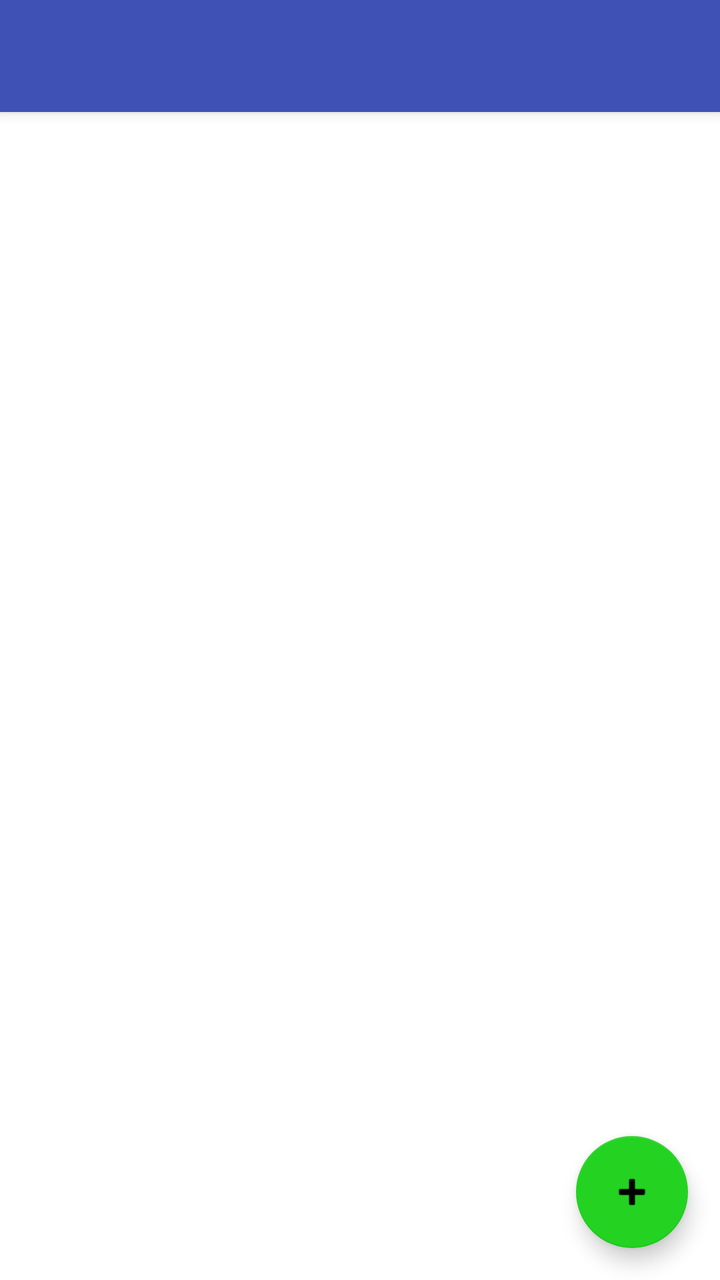
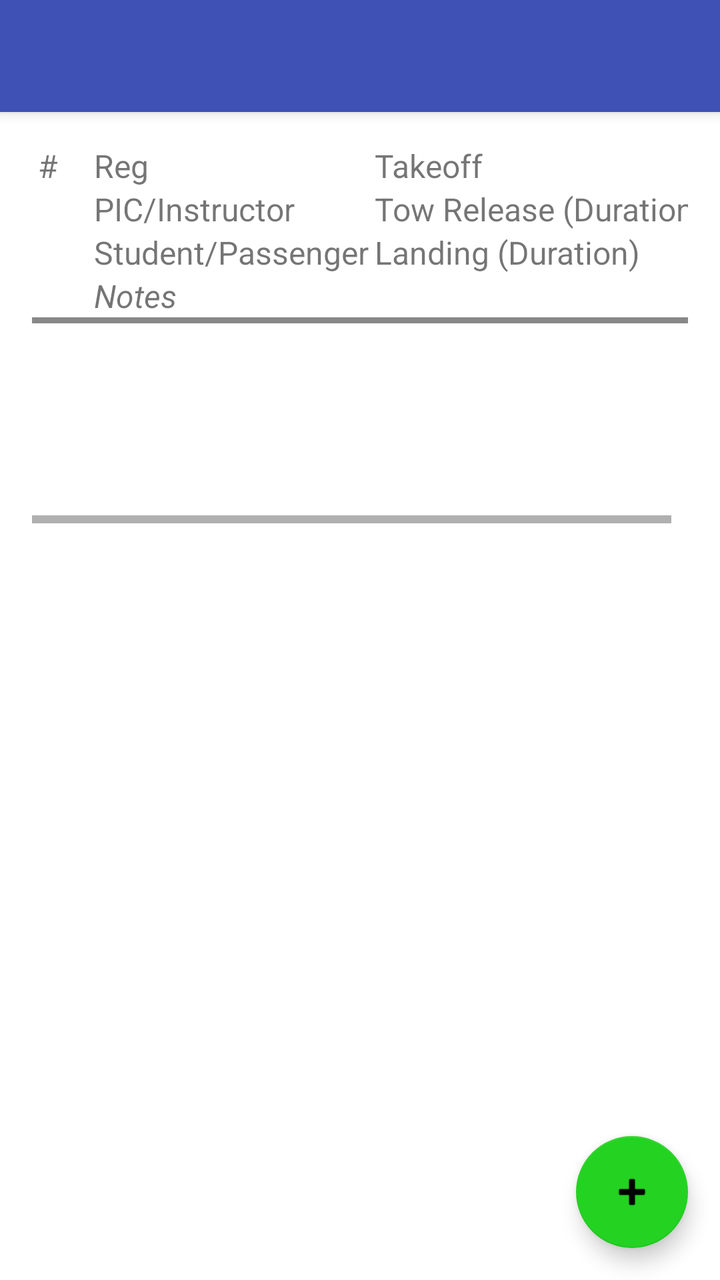

Before-and-after screenshots of an Android layout around one commit, followed by the original layout XML and the change that was made.
<!-- AndroidManifest.xml: application theme Theme.GliderLog -->
<!-- res/layout/activity_day_overview.xml -->
<?xml version="1.0" encoding="utf-8"?>
<RelativeLayout xmlns:android="http://schemas.android.com/apk/res/android"
    android:layout_width="match_parent"
    android:layout_height="match_parent"
    android:background="#FFFFFFFF"
    android:orientation="vertical">

    <androidx.appcompat.widget.Toolbar
        android:id="@+id/toolbardayoverview"
        android:layout_width="match_parent"
        android:layout_height="?attr/actionBarSize"
        android:background="?attr/colorPrimary"
        android:elevation="4dp" />

    <TextView
        android:id="@+id/dayOverviewInfo"
        android:layout_width="match_parent"
        android:layout_height="wrap_content"
        android:layout_below="@+id/toolbardayoverview"
        android:padding="16dp"
        android:textAppearance="?android:attr/textAppearanceMedium" />

    <com.google.android.material.floatingactionbutton.FloatingActionButton
        android:id="@+id/addFlightButton"
        android:layout_width="wrap_content"
        android:layout_height="wrap_content"
        android:layout_alignParentEnd="true"
        android:layout_alignParentBottom="true"
        android:layout_margin="16dp"
        android:src="@android:drawable/ic_input_add"
        android:tint="@color/white" />

</RelativeLayout>
<!-- resources referenced by this layout -->
<resources>
  <color name="white">#FFFFFFFF</color>
  <style name="Theme.GliderLog" parent="Theme.MaterialComponents.DayNight.NoActionBar">
          <item name="colorPrimary">@color/colorPrimary</item>
          <item name="colorPrimaryVariant">@color/colorPrimaryDark</item>
          <item name="colorOnPrimary">@color/white</item>
          <item name="colorSecondary">@color/colorAccent</item>
          <item name="colorSecondaryVariant">@color/colorAccent</item>
          <item name="colorOnSecondary">@color/black</item>
          <item name="android:statusBarColor">@android:color/transparent</item>
      </style>
  <color name="colorPrimary">#3F51B5</color>
  <color name="colorPrimaryDark">#303F9F</color>
  <color name="colorAccent">#24D222</color>
  <color name="black">#FF000000</color>
</resources>

<!-- the commit's change to res/layout/activity_day_overview.xml (unified diff, before → after) -->
@@ -2,30 +2,153 @@
 <RelativeLayout xmlns:android="http://schemas.android.com/apk/res/android"
     android:layout_width="match_parent"
     android:layout_height="match_parent"
-    android:background="#FFFFFFFF"
-    android:orientation="vertical">
+    android:background="@color/background">
 
     <androidx.appcompat.widget.Toolbar
         android:id="@+id/toolbardayoverview"
         android:layout_width="match_parent"
         android:layout_height="?attr/actionBarSize"
         android:background="?attr/colorPrimary"
-        android:elevation="4dp" />
+        android:elevation="4dp"
+        android:theme="@style/ThemeOverlay.AppCompat.Dark" />
 
-    <TextView
-        android:id="@+id/dayOverviewInfo"
+    <RelativeLayout
         android:layout_width="match_parent"
-        android:layout_height="wrap_content"
+        android:layout_height="match_parent"
         android:layout_below="@+id/toolbardayoverview"
-        android:padding="16dp"
-        android:textAppearance="?android:attr/textAppearanceMedium" />
+        android:paddingBottom="@dimen/activity_vertical_margin"
+        android:paddingLeft="@dimen/activity_horizontal_margin"
+        android:paddingRight="@dimen/activity_horizontal_margin"
+        android:paddingTop="@dimen/activity_vertical_margin">
+
+        <ScrollView
+            android:id="@+id/dayOverviewScroll"
+            android:layout_width="match_parent"
+            android:layout_height="match_parent">
+
+            <HorizontalScrollView
+                android:layout_width="match_parent"
+                android:layout_height="match_parent"
+                android:fillViewport="true">
+
+                <LinearLayout
+                    android:layout_width="wrap_content"
+                    android:layout_height="wrap_content"
+                    android:orientation="vertical"
+                    android:paddingBottom="100dp">
+
+                    <TableLayout
+                        android:id="@+id/dayOverViewTableLayout"
+                        android:layout_width="match_parent"
+                        android:layout_height="match_parent"
+                        android:stretchColumns="1">
+
+                        <TableRow
+                            android:layout_width="match_parent"
+                            android:layout_height="wrap_content">
+
+                            <TextView
+                                android:id="@+id/defaultTableTextView"
+                                android:layout_width="match_parent"
+                                android:layout_height="wrap_content"
+                                android:gravity="left"
+                                android:paddingLeft="3dip"
+                                android:paddingRight="15dip"
+                                android:text="#"
+                                android:textSize="16sp" />
+
+                            <LinearLayout
+                                android:layout_width="wrap_content"
+                                android:layout_height="wrap_content"
+                                android:orientation="vertical">
+
+                                <TextView
+                                    android:layout_width="wrap_content"
+                                    android:layout_height="wrap_content"
+                                    android:gravity="left"
+                                    android:paddingLeft="3dip"
+                                    android:text="Reg"
+                                    android:textSize="16sp" />
+
+                                <TextView
+                                    android:layout_width="wrap_content"
+                                    android:layout_height="wrap_content"
+                                    android:gravity="left"
+                                    android:paddingLeft="3dip"
+                                    android:text="PIC/Instructor"
+                                    android:textSize="16sp" />
+
+                                <TextView
+                                    android:layout_width="wrap_content"
+                                    android:layout_height="wrap_content"
+                                    android:gravity="left"
+                                    android:paddingLeft="3dip"
+                                    android:text="Student/Passenger"
+                                    android:textSize="16sp" />
+
+                                <TextView
+                                    android:layout_width="wrap_content"
+                                    android:layout_height="wrap_content"
+                                    android:gravity="left"
+                                    android:paddingLeft="3dip"
+                                    android:text="Notes"
+                                    android:textSize="16sp"
+                                    android:textStyle="italic" />
+                            </LinearLayout>
+
+                            <LinearLayout
+                                android:layout_width="wrap_content"
+                                android:layout_height="wrap_content"
+                                android:orientation="vertical">
+
+                                <TextView
+                                    android:layout_width="match_parent"
+                                    android:layout_height="wrap_content"
+                                    android:gravity="left"
+                                    android:paddingLeft="3dip"
+                                    android:text="Takeoff"
+                                    android:textSize="16sp" />
+
+                                <TextView
+                                    android:layout_width="match_parent"
+                                    android:layout_height="wrap_content"
+                                    android:gravity="left"
+                                    android:paddingLeft="3dip"
+                                    android:text="Tow Release (Duration)"
+                                    android:textSize="16sp" />
+
+                                <TextView
+                                    android:layout_width="match_parent"
+                                    android:layout_height="wrap_content"
+                                    android:gravity="left"
+                                    android:paddingLeft="3dip"
+                                    android:text="Landing (Duration)"
+                                    android:textSize="16sp" />
+                            </LinearLayout>
+                        </TableRow>
+
+                        <TableRow
+                            android:layout_width="match_parent"
+                            android:layout_height="3dp"
+                            android:background="#888888">
+
+                            <View
+                                android:layout_width="fill_parent"
+                                android:layout_height="3dp"
+                                android:layout_span="3" />
+                        </TableRow>
+                    </TableLayout>
+                </LinearLayout>
+            </HorizontalScrollView>
+        </ScrollView>
+    </RelativeLayout>
 
     <com.google.android.material.floatingactionbutton.FloatingActionButton
         android:id="@+id/addFlightButton"
         android:layout_width="wrap_content"
         android:layout_height="wrap_content"
+        android:layout_alignParentBottom="true"
         android:layout_alignParentEnd="true"
-        android:layout_alignParentBottom="true"
         android:layout_margin="16dp"
         android:src="@android:drawable/ic_input_add"
         android:tint="@color/white" />
<!-- resource entries referenced after the edit -->
@@ -1,6 +1,9 @@
 <!-- resources referenced by this layout -->
 <resources>
+  <color name="background">#FFFFFFFF</color>
   <color name="white">#FFFFFFFF</color>
+  <dimen name="activity_horizontal_margin">16dp</dimen>
+  <dimen name="activity_vertical_margin">16dp</dimen>
   <style name="Theme.GliderLog" parent="Theme.MaterialComponents.DayNight.NoActionBar">
           <item name="colorPrimary">@color/colorPrimary</item>
           <item name="colorPrimaryVariant">@color/colorPrimaryDark</item>
